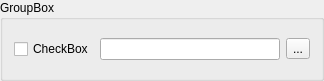
xomachine/O4erednik, file GUI/settings_element.ui: the form before one commit.
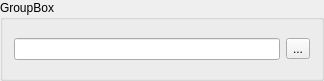
The form after the commit.

Commit message: completed settings dialog, user-frendly names of settings

Diff of the .ui file:
```diff
--- a/GUI/settings_element.ui
+++ b/GUI/settings_element.ui
@@ -18,15 +18,12 @@
   </property>
   <layout class="QHBoxLayout" name="horizontalLayout">
    <item>
-    <widget class="QCheckBox" name="checkBox">
-     <property name="text">
-      <string>CheckBox</string>
+    <widget class="QLineEdit" name="lineEdit">
+     <property name="inputMask">
+      <string/>
      </property>
     </widget>
    </item>
-   <item>
-    <widget class="QLineEdit" name="lineEdit"/>
-   </item>
    <item>
     <widget class="QToolButton" name="toolButton">
      <property name="text">
```
The commit also changes 4 other files.
